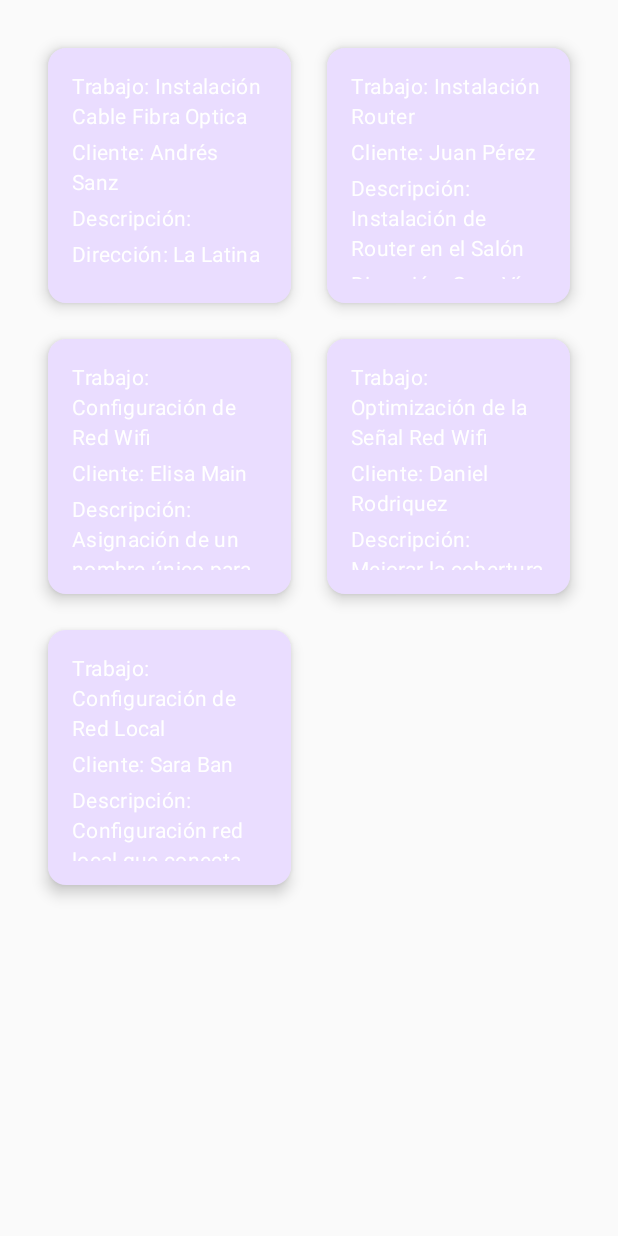
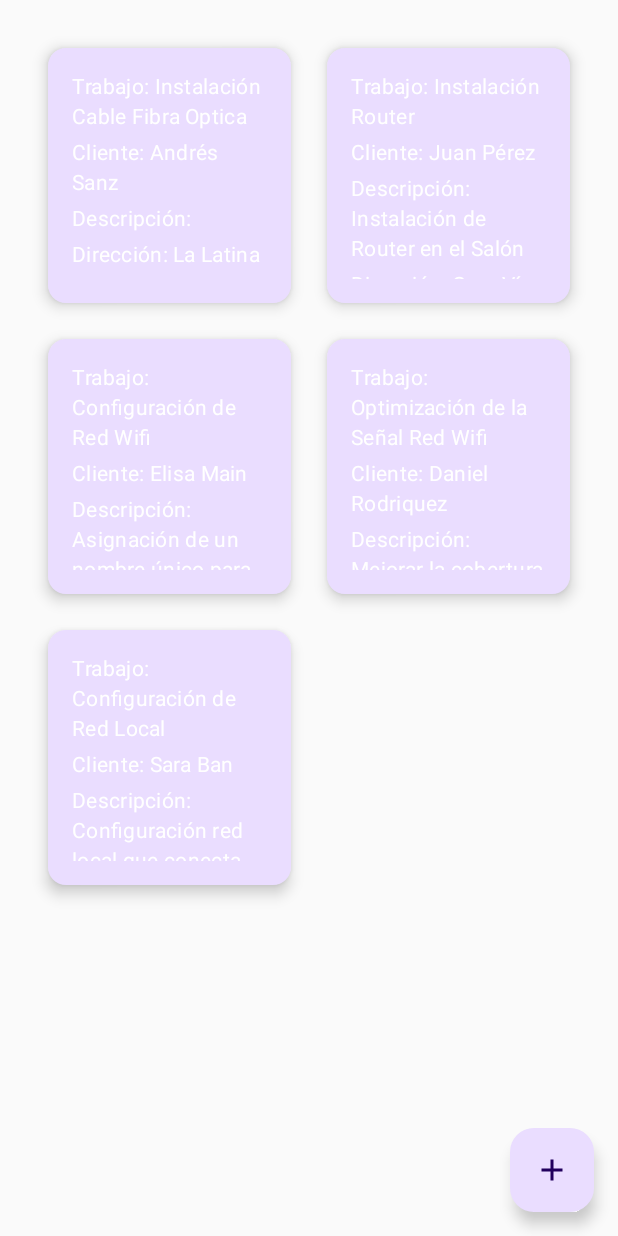
Before and after one commit to LlGinerT/WorkSync, an Android app built with Jetpack Compose: the screen it shows after launch (MainActivity), on a phone screen of 412 x 824 dp. Run offline under Robolectric (Android 15) with nearby library versions, the phone set to English and light mode, and no system bars.

Commit message:
Código modificado para gestionar y mostrar los trabajos pero con control de acceso basado en roles(usuario administrador o no). Si el usuario es administrador ve todos los trabajos, si es usuario verá solamente sus trabajos asignados.

```diff
--- a/app/src/main/java/com/synctech/worksync/MainActivity.kt
+++ b/app/src/main/java/com/synctech/worksync/MainActivity.kt
@@ -11,6 +11,7 @@ import androidx.compose.ui.Alignment
 import androidx.compose.ui.Modifier
 import androidx.compose.ui.tooling.preview.Preview
 import com.synctech.worksync.data.repository.FakeWorkDataRepository
+import com.synctech.worksync.domain.models.User
 import com.synctech.worksync.domain.useCases.GetWorkUseCase
 import com.synctech.worksync.ui.screen.WorkScreen
 import com.synctech.worksync.ui.theme.WorkSyncTheme
@@ -20,7 +21,8 @@ import com.synctech.worksync.ui.viewmodel.WorkViewModelFactory
 class MainActivity : ComponentActivity() {
     private val workViewModel: WorkViewModel by viewModels {
         val getWorkUseCase = GetWorkUseCase(FakeWorkDataRepository())
-        WorkViewModelFactory(getWorkUseCase)
+        val currentUser = User(username = "admin", isAdmin = true) // Aquí definimos que el usuario es admin
+        WorkViewModelFactory(getWorkUseCase,currentUser)
     }
 
     override fun onCreate(savedInstanceState: Bundle?) {
--- a/app/src/main/java/com/synctech/worksync/data/repository/FakeWorkDataRepository.kt
+++ b/app/src/main/java/com/synctech/worksync/data/repository/FakeWorkDataRepository.kt
@@ -1,10 +1,11 @@
 package com.synctech.worksync.data.repository
 
+import com.synctech.worksync.domain.models.User
 import com.synctech.worksync.domain.models.Work
 import com.synctech.worksync.domain.models.Works
 import com.synctech.worksync.domain.repository.WorkRepository
 
-/**
+/*/**
  * Implementación falsa del repositorio de trabajos, utilizada para simular la obtención de datos en lugar de hacerlo desde una base de datos o una API real.
  */
 class FakeWorkDataRepository : WorkRepository {
@@ -51,3 +52,106 @@ class FakeWorkDataRepository : WorkRepository {
      */
     override fun getWork(): List<Work> = mockWorkData
 }
+*/
+
+
+
+
+/**
+ * Implementación falsa del repositorio de trabajos, utilizada para simular la obtención de datos en lugar de hacerlo desde una base de datos o una API real.
+ */
+class FakeWorkDataRepository : WorkRepository {
+
+    // Lista simulada de trabajos.
+    private val mockWorkData = mutableListOf(
+        Work(
+            jobName = "Instalación Cable Fibra Optica",
+            clientName = "Andrés Sanz",
+            description = "",
+            address = "La Latina",
+            assignedTo = null
+        ),
+        Work(
+            jobName = "Instalación Router",
+            clientName = "Juan Pérez",
+            description = "Instalación de Router en el Salón",
+            address = "Gran Vía",
+            assignedTo = null
+        ),
+        Work(
+            jobName = "Configuración de Red Wifi",
+            clientName = "Elisa Main",
+            description = "Asignación de un nombre único para la red (SSID)",
+            address = "Sol",
+            assignedTo = null
+        ),
+        Work(
+            jobName = "Optimización de la Señal Red Wifi",
+            clientName = "Daniel Rodriquez",
+            description = "Mejorar la cobertura y el rendimiento de una red Wi-Fi. Mover el router a una ubicación más central",
+            address = "Chamberí",
+            assignedTo = null
+        ),
+        Work(
+            jobName = "Configuración de Red Local",
+            clientName = "Sara Ban",
+            description = "Configuración red local que conecta varios dispositivos mediante cables Ethernet",
+            address = "Malasaña",
+            assignedTo = null
+        )
+    )
+
+
+    /**
+     * Devuelve la lista simulada de trabajos. Si el usuario es administrador, se devuelven todos los trabajos.
+     * Si no es administrador, se puede devolver una lista limitada o vacía.
+     *
+     * @param user El usuario que está solicitando los trabajos.
+     * @return Una lista de objetos `Work`.
+     */
+    override fun getWork(user: User): List<Work> {
+        // Si el usuario es administrador, devuelve todos los trabajos
+        if (user.isAdmin) {
+            return mockWorkData
+        }
+
+        // Si el usuario no es administrador, solo devuelve los trabajos asignados a él
+        return mockWorkData.filter { it.assignedTo?.username == user.username }
+    }
+
+    /**
+     * Añadir un nuevo trabajo a la lista de trabajos, solo si el usuario es administrador.
+     *
+     * @param user El usuario que realiza la solicitud.
+     * @param work El trabajo a agregar.
+     * @return Si el trabajo fue añadido o no.
+     */
+    fun addWork(user: User, work: Work): Boolean {
+        return if (user.isAdmin) {
+            mockWorkData.add(work)  // Solo un administrador puede añadir trabajos
+            true
+        } else {
+            false  // Los usuarios no administradores no pueden añadir trabajos
+        }
+    }
+}
+
+
+
+    /*
+    /**
+     * Añadir un nuevo trabajo a la lista de trabajos, solo si el usuario es administrador.
+     *
+     * @param user El usuario que realiza la solicitud.
+     * @param work El trabajo a agregar.
+     * @return Si el trabajo fue añadido o no.
+     */
+    fun addWork(user: User, work: Work): Boolean {
+        return if (user.isAdmin) {
+            mockWorkData.add(work)  // Solo un administrador puede añadir trabajos.
+            true
+        } else {
+            false  // Los usuarios no administradores no pueden añadir trabajos.
+        }
+    }
+}*/
--- /dev/null
+++ b/app/src/main/java/com/synctech/worksync/domain/models/User.kt
@@ -0,0 +1,13 @@
+package com.synctech.worksync.domain.models
+
+
+/**
+ * Representa un usuario con su rol.
+ *
+ * @param username El nombre de usuario.
+ * @param isAdmin Indica si el usuario tiene rol de administrador.
+ */
+data class User(
+    val username: String,
+    val isAdmin: Boolean
+)
--- a/app/src/main/java/com/synctech/worksync/domain/models/Work.kt
+++ b/app/src/main/java/com/synctech/worksync/domain/models/Work.kt
@@ -25,5 +25,6 @@ data class Work(
     val jobName: String,
     val clientName: String,
     val description: String,
-    val address: String
+    val address: String,
+    val assignedTo: User? = null
 )
--- a/app/src/main/java/com/synctech/worksync/domain/repository/WorkRepository.kt
+++ b/app/src/main/java/com/synctech/worksync/domain/repository/WorkRepository.kt
@@ -1,5 +1,6 @@
 package com.synctech.worksync.domain.repository
 
+import com.synctech.worksync.domain.models.User
 import com.synctech.worksync.domain.models.Work
 
 /**
@@ -13,5 +14,6 @@ interface WorkRepository {
      *
      * @return Una lista de objetos [Work] que representan los trabajos disponibles.
      */
-    fun getWork(): List<Work>
+
+    fun getWork(user: User): List<Work>
 }
--- a/app/src/main/java/com/synctech/worksync/domain/useCases/GetWorkUseCase.kt
+++ b/app/src/main/java/com/synctech/worksync/domain/useCases/GetWorkUseCase.kt
@@ -1,5 +1,6 @@
 package com.synctech.worksync.domain.useCases
 
+import com.synctech.worksync.domain.models.User
 import com.synctech.worksync.domain.repository.WorkRepository
 import com.synctech.worksync.domain.models.Work
 
@@ -14,10 +15,11 @@ class GetWorkUseCase(
 
     /**
      * Obtiene una lista de trabajos desde el repositorio.
-     *
-     * @return Una lista de objetos [Work], representando los trabajos obtenidos.
+     ** @param user El usuario que solicita los trabajos.
+     ** @return Una lista de objetos [Work], representando los trabajos obtenidos.
+    +
      */
-    operator fun invoke(): List<Work> {
-        return workRepository.getWork()
+    operator fun invoke(user: User): List<Work> {
+        return workRepository.getWork(user)
     }
 }
--- a/app/src/main/java/com/synctech/worksync/ui/screen/WorkScreen.kt
+++ b/app/src/main/java/com/synctech/worksync/ui/screen/WorkScreen.kt
@@ -1,11 +1,16 @@
 package com.synctech.worksync.ui.screen
 
 import androidx.compose.foundation.layout.*
+import androidx.compose.material.icons.Icons
+import androidx.compose.material.icons.filled.Add
 import androidx.compose.material3.CircularProgressIndicator
+import androidx.compose.material3.FloatingActionButton
+import androidx.compose.material3.Icon
 import androidx.compose.runtime.*
 import androidx.compose.ui.Alignment
 import androidx.compose.ui.Modifier
 import androidx.compose.ui.tooling.preview.Preview
+import androidx.compose.ui.unit.dp
 import androidx.lifecycle.compose.collectAsStateWithLifecycle
 import com.synctech.worksync.ui.components.ElevatedCardsGrid
 import com.synctech.worksync.ui.theme.WorkSyncTheme
@@ -26,7 +31,9 @@ fun WorkScreen(
 ) {
     // Recoge el estado del ViewModel y se asegura de que se actualice con el ciclo de vida
     val uiState by viewModel.uiState.collectAsStateWithLifecycle()
-    WorkContent(uiState, modifier)
+    // Verifica si el usuario es administrador
+    val isAdmin = uiState.user?.isAdmin ?: false
+    WorkContent(uiState, isAdmin, modifier)
 }
 
 /**
@@ -38,13 +45,14 @@ fun WorkScreen(
 @Composable
 fun WorkContent(
     uiState: WorkState,
+    isAdmin: Boolean,
     modifier: Modifier = Modifier
 ) {
     Box(
         modifier = modifier.fillMaxSize(),
         contentAlignment = Alignment.Center
     ) {
-        // Si se está cargando, muestra el indicador de progreso
+
         if (uiState.showLoadingIndicator) {
             CircularProgressIndicator()
         } else {
@@ -53,6 +61,18 @@ fun WorkContent(
                 works = uiState.works
             )
         }
+// Mostrar un ícono de agregar si el usuario es administrador
+        if (isAdmin) {
+            FloatingActionButton(
+                onClick = { /* Acción para agregar trabajo */ },
+                modifier = Modifier
+                    .align(Alignment.BottomEnd)
+                    .padding(16.dp)
+            ) {
+                Icon(Icons.Default.Add, contentDescription = "Agregar Trabajo")
+            }
+        }
+
     }
 }
 
@@ -64,7 +84,9 @@ fun WorkContent(
 fun WorkScreenPreview() {
     WorkSyncTheme {
         WorkContent(
-            uiState = WorkState(showLoadingIndicator = false, works = emptyList())
+            uiState = WorkState(showLoadingIndicator = false, works = emptyList()),
+            isAdmin = TODO(),
+            modifier = TODO()
         )
     }
 }
--- a/app/src/main/java/com/synctech/worksync/ui/viewmodel/WorkState.kt
+++ b/app/src/main/java/com/synctech/worksync/ui/viewmodel/WorkState.kt
@@ -1,5 +1,6 @@
 package com.synctech.worksync.ui.viewmodel
 
+import com.synctech.worksync.domain.models.User
 import com.synctech.worksync.ui.models.WorkUIModel
 
 /**
@@ -7,9 +8,11 @@ import com.synctech.worksync.ui.models.WorkUIModel
  *
  * @param showLoadingIndicator Indica si se debe mostrar o no el indicador de carga.
  * @param works La lista de trabajos que se mostrarán en la UI.
+ * @param user El usuario actual con su rol (admin o no).
  */
 data class WorkState(
-    val showLoadingIndicator: Boolean = false,  // Indica si se muestra el indicador de carga.
-    val works: List<WorkUIModel> = emptyList()  // Lista de trabajos que se mostrarán en la UI.
+    val showLoadingIndicator: Boolean = false,
+    val works: List<WorkUIModel> = emptyList(),// Lista de trabajos que se mostrarán en la UI.
+    val user: User? = null // Usuario actual, puede ser admin o no.
     //val title: String = ""  // Comentado por ahora, puede ser usado para un título en la UI.
 )
--- a/app/src/main/java/com/synctech/worksync/ui/viewmodel/WorkViewModel.kt
+++ b/app/src/main/java/com/synctech/worksync/ui/viewmodel/WorkViewModel.kt
@@ -2,6 +2,7 @@ package com.synctech.worksync.ui.viewmodel
 
 import androidx.lifecycle.ViewModel
 import androidx.lifecycle.viewModelScope
+import com.synctech.worksync.domain.models.User
 import com.synctech.worksync.domain.useCases.GetWorkUseCase
 import com.synctech.worksync.ui.models.toUI
 import kotlinx.coroutines.Dispatchers
@@ -17,10 +18,11 @@ import kotlinx.coroutines.withContext
  * @param getWorkUseCase Caso de uso para obtener los trabajos.
  */
 class WorkViewModel(
-    private val getWorkUseCase: GetWorkUseCase
+    private val getWorkUseCase: GetWorkUseCase,
+    private val currentUser: User // Recibe el usuario actual con su rol.
 ) : ViewModel() {
 
-    private val _uiState = MutableStateFlow(WorkState())
+    private val _uiState = MutableStateFlow(WorkState(user   =  currentUser))
     val uiState: StateFlow<WorkState> = _uiState
 
     init {
@@ -37,7 +39,7 @@ class WorkViewModel(
         try {
             // Realizar la operación de obtención de datos en un hilo en segundo plano
             val workDomain = withContext(Dispatchers.IO) {
-                getWorkUseCase()
+                getWorkUseCase(currentUser)
             }
 
             // Convertir los datos del dominio al modelo de UI
--- a/app/src/main/java/com/synctech/worksync/ui/viewmodel/WorkViewModelFactory.kt
+++ b/app/src/main/java/com/synctech/worksync/ui/viewmodel/WorkViewModelFactory.kt
@@ -2,6 +2,7 @@ package com.synctech.worksync.ui.viewmodel
 
 import androidx.lifecycle.ViewModel
 import androidx.lifecycle.ViewModelProvider
+import com.synctech.worksync.domain.models.User
 import com.synctech.worksync.domain.useCases.GetWorkUseCase
 
 /**
@@ -11,7 +12,8 @@ import com.synctech.worksync.domain.useCases.GetWorkUseCase
  * Este parámetro se inyecta en el [WorkViewModel] para acceder y proporcionar los datos de trabajo.
  */
 class WorkViewModelFactory(
-    private val getWorkUseCase: GetWorkUseCase
+    private val getWorkUseCase: GetWorkUseCase,
+    private val currentUser: User // Añadimos el usuario
 ) : ViewModelProvider.Factory {
 
     /**
@@ -23,7 +25,7 @@ class WorkViewModelFactory(
      */
     override fun <T : ViewModel> create(modelClass: Class<T>): T {
         if (modelClass.isAssignableFrom(WorkViewModel::class.java)) {
-            return WorkViewModel(getWorkUseCase) as T
+            return WorkViewModel(getWorkUseCase, currentUser) as T
         }
         throw IllegalArgumentException("Clase ViewModel desconocida")
     }
```
